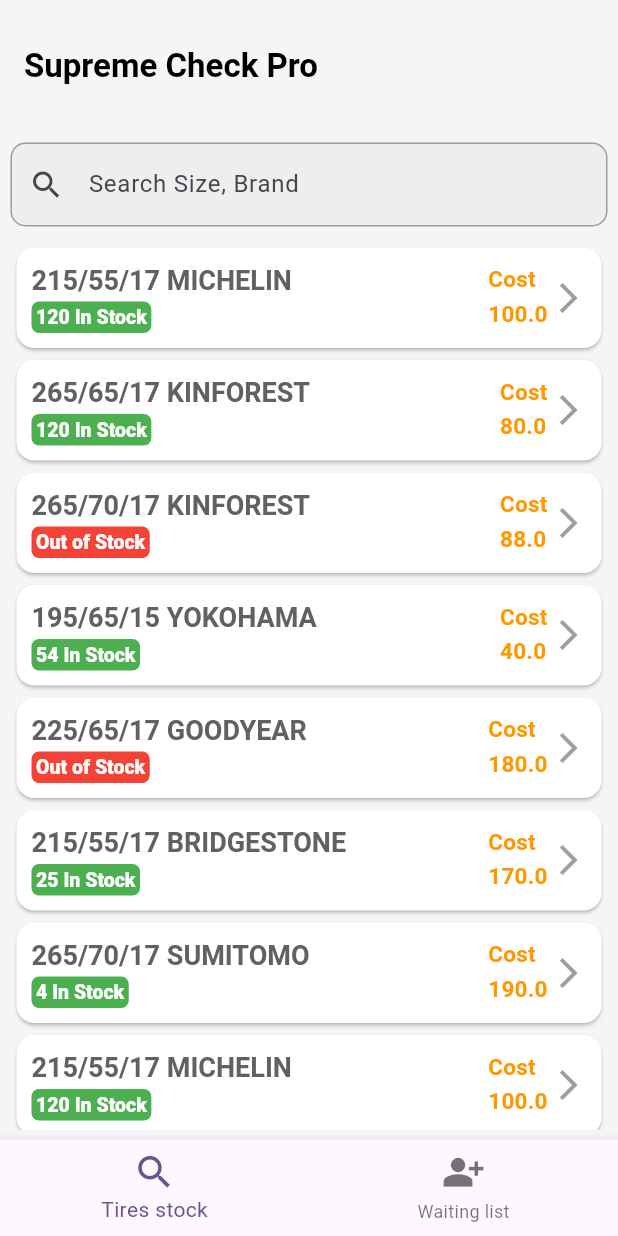
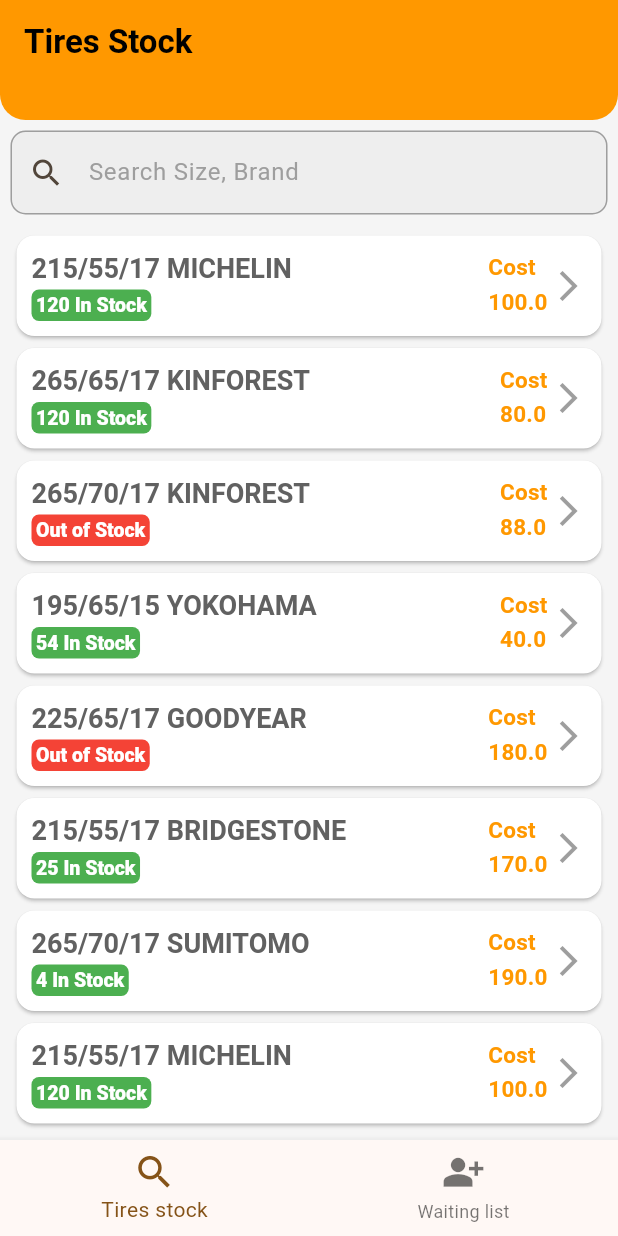
Before and after one commit to tarekramadan1212/tires-stock-checking-app, a Flutter app: the screen it shows after launch, on a phone screen of 412 x 824 dp. Run offline on Flutter 3.47's test engine with Material 3 defaults, Android fonts, the phone set to English and light mode, and no system bars; our stand-ins replace flutter_bloc.

Commit message:
Modifying the Waiting list screen and add a new customer screen

```diff
--- a/lib/core/app_cubit/app_cubit.dart
+++ b/lib/core/app_cubit/app_cubit.dart
@@ -8,6 +8,7 @@ class AppCubit extends Cubit<AppStates>{
   AppCubit() : super(AppInitialState());
 
   List<Widget> screens = [TiresStockScreen(), WaitingListScreen()];
+  List<String> appBarTitles = ['Tires Stock', 'Waiting List'];
   int currentIndex = 0;
   void changeBottomNavItem(int index)
   {
--- a/lib/core/constants/app_colors.dart
+++ b/lib/core/constants/app_colors.dart
@@ -2,8 +2,7 @@ import 'package:flutter/material.dart';
 
 class AppColors {
 
-  static const Color primarySeed = Colors.deepPurple; // Blue
-
+  static const Color primarySeed = Colors.orange;
   static const Color success = Color(0xFF4CAF50); // Green
   static const Color warning = Color(0xFFFFC107); // Amber/Yellow
   static const Color info = Color(0xFF03A9F4);    // Light Blue
--- a/lib/core/themes/app_themes.dart
+++ b/lib/core/themes/app_themes.dart
@@ -7,7 +7,12 @@ class AppTheme {
     brightness: Brightness.light,
     colorScheme: ColorScheme.fromSeed(seedColor: AppColors.primarySeed),
     appBarTheme: const AppBarTheme(
-      backgroundColor: AppColors.backgroundLight,
+      backgroundColor: AppColors.primarySeed,
+      shape: RoundedRectangleBorder(
+        borderRadius: BorderRadius.vertical(
+          bottom: Radius.circular(17),
+        ),
+      ),
       titleTextStyle: TextStyle(
         color: Colors.black,
         fontSize: 22,
--- a/lib/core/utilities/demo_data.dart
+++ b/lib/core/utilities/demo_data.dart
@@ -1,16 +1,116 @@
 import 'package:flutter/cupertino.dart';
+import 'package:supreme/core/utilities/waiting_customer_status.dart';
 import 'package:supreme/core/widgets/tires_item_widget.dart';
 
-List<Widget> stockItem =
-    [
-      TiresItemWidget(sizeAndBrand: '215/55/17 MICHELIN', quantity: 120, cost: 100, inStock: true),
-      TiresItemWidget(sizeAndBrand: '265/65/17 KINFOREST', quantity: 120, cost: 80, inStock: true,),
-      TiresItemWidget(sizeAndBrand: '265/70/17 KINFOREST', quantity: 0, cost: 88, inStock: false,),
-      TiresItemWidget(sizeAndBrand: '195/65/15 YOKOHAMA', quantity: 54, cost: 40, inStock: true,),
-      TiresItemWidget(sizeAndBrand: '225/65/17 GOODYEAR', quantity: 0,cost: 180, inStock: false,),
-      TiresItemWidget(sizeAndBrand: '215/55/17 BRIDGESTONE', quantity: 25, cost: 170, inStock: true),
-      TiresItemWidget(sizeAndBrand: '265/70/17 SUMITOMO', quantity: 4, cost: 190, inStock: true,),
-      TiresItemWidget(sizeAndBrand: '215/55/17 MICHELIN', quantity: 120, cost: 100, inStock: true),
-      TiresItemWidget(sizeAndBrand: '265/65/17 KINFOREST', quantity: 120, cost: 80, inStock: true,),
-      TiresItemWidget(sizeAndBrand: '265/70/17 KINFOREST', quantity: 0, cost: 88, inStock: false,),
-    ];
+import '../widgets/custom_waiting_list_item.dart';
+
+List<Widget> stockItem = [
+  TiresItemWidget(
+    sizeAndBrand: '215/55/17 MICHELIN',
+    quantity: 120,
+    cost: 100,
+    inStock: true,
+  ),
+  TiresItemWidget(
+    sizeAndBrand: '265/65/17 KINFOREST',
+    quantity: 120,
+    cost: 80,
+    inStock: true,
+  ),
+  TiresItemWidget(
+    sizeAndBrand: '265/70/17 KINFOREST',
+    quantity: 0,
+    cost: 88,
+    inStock: false,
+  ),
+  TiresItemWidget(
+    sizeAndBrand: '195/65/15 YOKOHAMA',
+    quantity: 54,
+    cost: 40,
+    inStock: true,
+  ),
+  TiresItemWidget(
+    sizeAndBrand: '225/65/17 GOODYEAR',
+    quantity: 0,
+    cost: 180,
+    inStock: false,
+  ),
+  TiresItemWidget(
+    sizeAndBrand: '215/55/17 BRIDGESTONE',
+    quantity: 25,
+    cost: 170,
+    inStock: true,
+  ),
+  TiresItemWidget(
+    sizeAndBrand: '265/70/17 SUMITOMO',
+    quantity: 4,
+    cost: 190,
+    inStock: true,
+  ),
+  TiresItemWidget(
+    sizeAndBrand: '215/55/17 MICHELIN',
+    quantity: 120,
+    cost: 100,
+    inStock: true,
+  ),
+  TiresItemWidget(
+    sizeAndBrand: '265/65/17 KINFOREST',
+    quantity: 120,
+    cost: 80,
+    inStock: true,
+  ),
+  TiresItemWidget(
+    sizeAndBrand: '265/70/17 KINFOREST',
+    quantity: 0,
+    cost: 88,
+    inStock: false,
+  ),
+];
+
+List<Widget> waitingCustomers = [
+  CustomWaitingListItem(
+    customerName: 'Ahmed',
+    phoneNumber: '01012345678',
+    tireSize: '215/55/17 MICHELIN',
+    tireBrand: 'Michelin',
+    notes: 'He needs 2 tires',
+    date: '12/12/2023',
+    customerStatus: NotifiedStatus(),
+  ),
+  CustomWaitingListItem(
+    customerName: 'Mohamed',
+    phoneNumber: '01012345678',
+    tireSize: '215/55/17 MICHELIN',
+    tireBrand: 'Michelin',
+    notes: 'He needs 2 tires',
+    date: '12/12/2023',
+    customerStatus: PendingStatus(),
+  ),
+  CustomWaitingListItem(
+    customerName: 'Tarek',
+    phoneNumber: '01012345678',
+    tireSize: '215/55/17 MICHELIN',
+    tireBrand: 'Michelin',
+    notes: 'He needs 2 tires',
+    date: '12/12/2023',
+    customerStatus: PendingStatus(),
+  ),
+  CustomWaitingListItem(
+    customerName: 'Gamal',
+    phoneNumber: '01012345678',
+    tireSize: '215/55/17 MICHELIN',
+    tireBrand: 'Michelin',
+    notes: 'He needs 2 tires',
+    date: '12/12/2023',
+    customerStatus: PendingStatus(),
+  ),
+  CustomWaitingListItem(
+    customerName: 'Ahmed',
+    phoneNumber: '01012345678',
+    tireSize: '215/55/17 MICHELIN',
+    tireBrand: 'Michelin',
+    notes: 'He needs 2 tires',
+    date: '12/12/2023',
+    customerStatus: PendingStatus(),
+  ),
+];
--- /dev/null
+++ b/lib/core/widgets/custom_text_field.dart
@@ -0,0 +1,44 @@
+import 'package:flutter/material.dart';
+
+class CustomTextField extends StatelessWidget {
+  const CustomTextField({
+    required this.hintText,
+    this.prefixIcon,
+    this.maxLines,
+    this.maxLength,
+    super.key,
+  });
+
+  final String hintText;
+  final Icon? prefixIcon;
+  final int? maxLines;
+  final int? maxLength;
+
+
+  @override
+  Widget build(BuildContext context) {
+    return TextFormField(
+      maxLines: maxLines??1,
+      maxLength: maxLength,
+      decoration: InputDecoration(
+        hintText: hintText,
+        prefixIcon: prefixIcon,
+        hintStyle: const TextStyle(color: Colors.grey),
+        border: OutlineInputBorder(
+          borderSide: const BorderSide(color: Colors.grey),
+          borderRadius: BorderRadius.circular(10),
+        ),
+        focusedBorder: OutlineInputBorder(
+          borderSide: const BorderSide(color: Colors.grey),
+          borderRadius: BorderRadius.circular(10),
+        ),
+        enabledBorder: OutlineInputBorder(
+          borderSide: const BorderSide(color: Colors.grey),
+          borderRadius: BorderRadius.circular(10),
+        ),
+        filled: true,
+        fillColor: Colors.grey[200],
+      ),
+    );
+  }
+}
--- a/lib/presentation/ui/home_page.dart
+++ b/lib/presentation/ui/home_page.dart
@@ -4,6 +4,7 @@ import 'package:supreme/presentation/ui/tires_stock_screen.dart';
 
 import '../../core/app_cubit/app_cubit.dart';
 import '../../core/app_cubit/app_states.dart';
+import 'add_customer_screen.dart';
 
 class HomePage extends StatelessWidget {
   const HomePage({super.key});
@@ -12,18 +13,24 @@ class HomePage extends StatelessWidget {
   Widget build(BuildContext context) {
     final appCubit = BlocProvider.of<AppCubit>(context);
     return Scaffold(
-      appBar: AppBar(
-        toolbarHeight: 88,
-        title: Text('Supreme Check Pro'),
+      appBar: PreferredSize(
+        preferredSize: const Size.fromHeight(80),
+        child: BlocBuilder<AppCubit, AppStates>(
+          builder: (context, state) {
+            return AppBar(
+              title: Text(appCubit.appBarTitles[appCubit.currentIndex]),
+            );
+          },
+        ),
       ),
       bottomNavigationBar: BlocBuilder<AppCubit, AppStates>(
-        builder: (context, state){
+        builder: (context, state) {
           return BottomNavigationBar(
-            onTap: (index)
-            {
+            onTap: (index) {
               appCubit.changeBottomNavItem(index);
             },
             currentIndex: appCubit.currentIndex,
+            elevation: 4.5,
             items: [
               BottomNavigationBarItem(
                 icon: Icon(Icons.search, size: 29),
@@ -34,16 +41,33 @@ class HomePage extends StatelessWidget {
                 label: 'Waiting list',
               ),
             ],
-
           );
         },
       ),
+      floatingActionButton: BlocBuilder<AppCubit, AppStates>(
+        builder: (context, state) {
+          return appCubit.currentIndex == 1
+              ? FloatingActionButton(
+                  onPressed: () {
+                    Navigator.push(
+                      context,
+                      MaterialPageRoute(
+                        builder: (context) => AddCustomerScreen(),
+                      ),
+                    );
+                  },
+                  child: Icon(Icons.add),
+                )
+              : SizedBox.shrink();
+        },
+      ),
+
       body: SafeArea(
-          child: BlocBuilder<AppCubit, AppStates>(
-              builder:(context, state){
-                return  appCubit.screens[appCubit.currentIndex];
-              }
-          )
+        child: BlocBuilder<AppCubit, AppStates>(
+          builder: (context, state) {
+            return appCubit.screens[appCubit.currentIndex];
+          },
+        ),
       ),
     );
   }
--- a/lib/presentation/ui/tires_stock_screen.dart
+++ b/lib/presentation/ui/tires_stock_screen.dart
@@ -1,4 +1,5 @@
 import 'package:flutter/material.dart';
+import 'package:supreme/core/widgets/custom_text_field.dart';
 import 'package:supreme/core/widgets/tires_item_widget.dart';
 
 import '../../core/utilities/demo_data.dart';
@@ -16,27 +17,7 @@ class TiresStockScreen extends StatelessWidget {
           mainAxisAlignment: MainAxisAlignment.start,
           crossAxisAlignment: CrossAxisAlignment.center,
           children: [
-            TextField(
-              decoration: InputDecoration(
-                hintText: 'Search Size, Brand',
-                prefixIcon: const Icon(Icons.search),
-                border: OutlineInputBorder(
-                  borderSide: const BorderSide(color: Colors.grey),
-                  borderRadius: BorderRadius.circular(10),
-                ),
-                focusedBorder: OutlineInputBorder(
-                  borderSide: const BorderSide(color: Colors.grey),
-                  borderRadius: BorderRadius.circular(10),
-                ),
-                enabledBorder: OutlineInputBorder(
-                  borderSide: const BorderSide(color: Colors.grey),
-                  borderRadius: BorderRadius.circular(10),
-                ),
-                filled: true,
-                fillColor: Colors.grey[200],
-
-              ),
-            ),
+            CustomTextField(hintText: 'Search Size, Brand', prefixIcon: Icon(Icons.search)),
             const SizedBox(height: 10,),
             Expanded(
               child: ListView.builder(itemBuilder: (context, index){
```
Also changed, not shown: lib/core/utilities/waiting_customer_status.dart (added, +31 -0 lines), lib/core/widgets/custom_waiting_list_item.dart (added, +92 -0 lines), lib/presentation/ui/add_customer_screen.dart (added, +98 -0 lines), lib/presentation/ui/waiting_list_screen.dart (+8 -4 lines).
